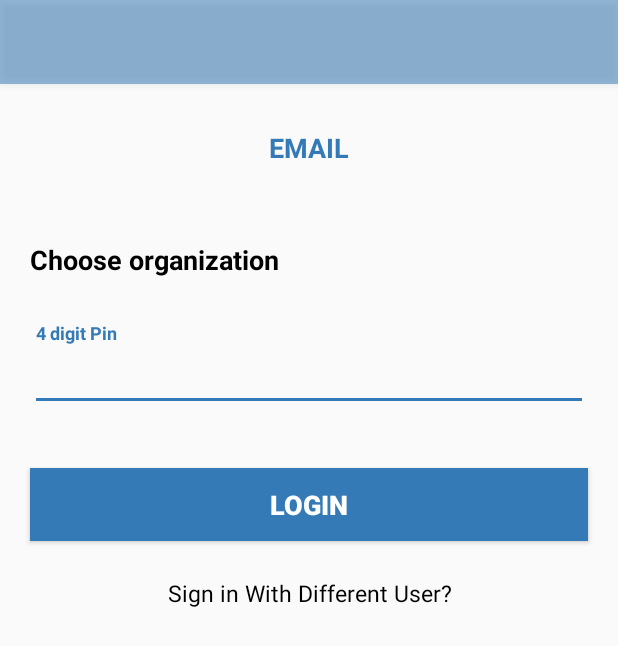
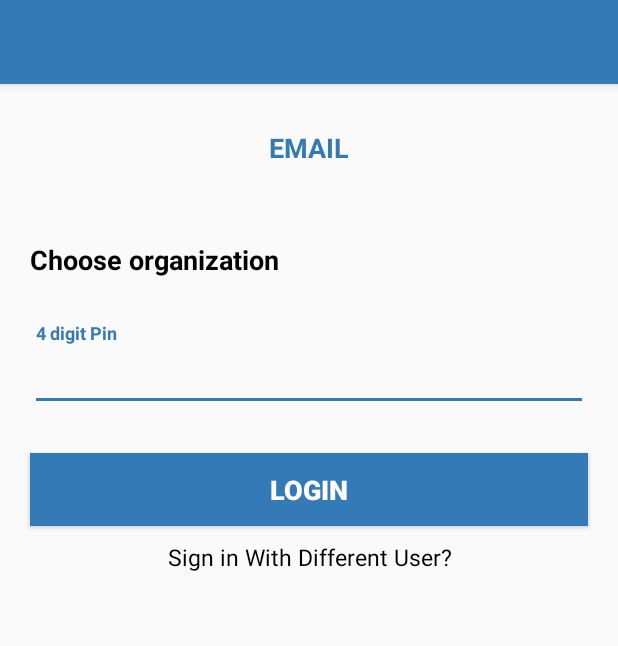
Before and after one commit to swapnilp/eracord_mobile, an Android app: the layout activity_org.xml on its own in the app's theme, with its tools: preview values and no code run, on a phone screen of 412 x 824 dp. Shown: the top 646 px of the screen. Run offline under Robolectric (Android 15) with nearby library versions, the phone set to English and light mode, and no system bars; network calls fail.

Commit message:
UI Changes

```diff
--- a/app/src/main/java/com/example/vidhiraj/sample/ClassActivity.java
+++ b/app/src/main/java/com/example/vidhiraj/sample/ClassActivity.java
@@ -145,7 +145,7 @@ public class ClassActivity extends AppCompatActivity {
                                 ClassData classData = new ClassData();
                                 classData.name = orgObj.getString("class_name");
                                 classData.subject = orgObj.getString("subject");
-                                classData.image = R.drawable.daily_teach;
+                                classData.image = R.drawable.class_circle;
                                 String id = orgObj.getString("id");
                                 classData.id = Integer.parseInt(id);
                                 data.add(classData);
--- /dev/null
+++ b/app/src/main/res/drawable/divider.xml
@@ -0,0 +1,4 @@
+<shape xmlns:android="http://schemas.android.com/apk/res/android" >
+    <size android:height="1dp"/>
+    <solid android:color="#909497"/>
+</shape>
--- /dev/null
+++ b/app/src/main/res/drawable/img.xml
@@ -0,0 +1,4 @@
+<?xml version="1.0" encoding="utf-8"?>
+<layer-list xmlns:android="http://schemas.android.com/apk/res/android" >
+    <item android:drawable="@drawable/circle"/>
+</layer-list>
--- a/app/src/main/res/layout/activity_org.xml
+++ b/app/src/main/res/layout/activity_org.xml
@@ -1,11 +1,13 @@
 <LinearLayout xmlns:android="http://schemas.android.com/apk/res/android"
+    xmlns:tools="http://schemas.android.com/tools"
     android:orientation="vertical"
     android:layout_width="fill_parent"
     android:layout_height="fill_parent">
 
     <include
         android:id="@+id/tool_bar"
-        layout="@layout/tool_bar">
+        layout="@layout/tool_bar"
+        style="@style/BB_BottomBarBadge_Text">
     </include>
 
     <TextView
@@ -49,13 +51,13 @@
             android:layout_marginRight="10dp">
 
             <TextView
-                android:layout_width="5dp"
+                android:layout_width="match_parent"
                 android:layout_height="wrap_content"
                 android:layout_marginTop="10dp"
                 android:id="@+id/org_id"
                 android:visibility="gone"
                 android:layout_marginLeft="10dp"
-                android:text="Organization :"
+                android:text="Nilesh"
                 android:textSize="18sp"
                 android:textColor="@color/textcolor"
                 android:layout_marginBottom="5dp"/>
@@ -89,16 +91,17 @@
             android:layout_marginLeft="20dp"
             android:layout_marginRight="20dp" />
     </android.support.design.widget.TextInputLayout>
+
     <Button
         android:id="@+id/buttonLogin"
         android:layout_width="match_parent"
         android:layout_height="wrap_content"
         android:background="@color/colorAccent"
         android:textColor="@android:color/white"
-        android:layout_marginTop="30dp"
+        android:layout_marginTop="20dp"
         android:layout_gravity="center"
         android:clickable="true"
-        android:layout_marginBottom="24dp"
+        android:layout_marginBottom="10dp"
         android:padding="12dp"
         android:text="Login"
         android:layout_marginLeft="20dp"
--- a/app/src/main/res/layout/tool_bar.xml
+++ b/app/src/main/res/layout/tool_bar.xml
@@ -2,7 +2,7 @@
 <android.support.v7.widget.Toolbar xmlns:android="http://schemas.android.com/apk/res/android"
     android:layout_width="match_parent"
     android:layout_height="wrap_content"
-    android:background="#80337ab7"
+    android:background="@color/colorAccent"
     android:theme="@style/ThemeOverlay.AppCompat.Dark"
     android:elevation="4dp">
 
--- a/app/src/main/res/values/colors.xml
+++ b/app/src/main/res/values/colors.xml
@@ -4,4 +4,5 @@
     <color name="colorPrimaryDark">#337ab7</color>
     <color name="colorAccent">#337ab7</color>
     <color name="textcolor">#000000</color>
+    <color name="colorWhite">#ffffff</color>
 </resources>
```
Also changed, not shown: app/src/main/res/drawable/circle.xml (added, +11 -0 lines), app/src/main/res/drawable/gradient_gray.xml (added, +10 -0 lines), app/src/main/res/layout/class_item.xml (+41 -22 lines), app/src/main/res/layout/eracord_header.xml (+7 -5 lines), app/src/main/res/drawable/class_circle.png (added), app/src/main/res/drawable/daily_teach.png (deleted).
